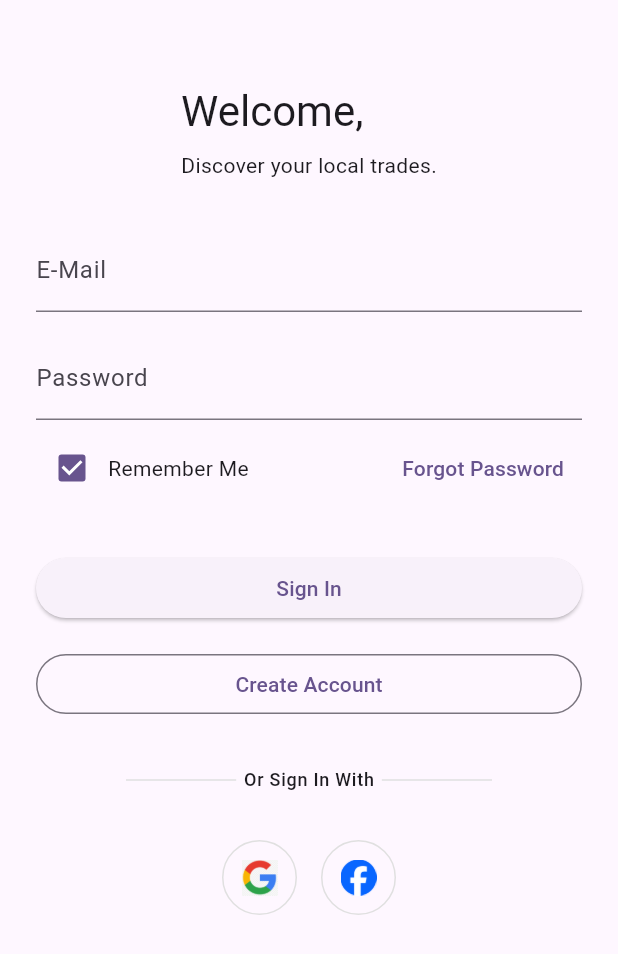
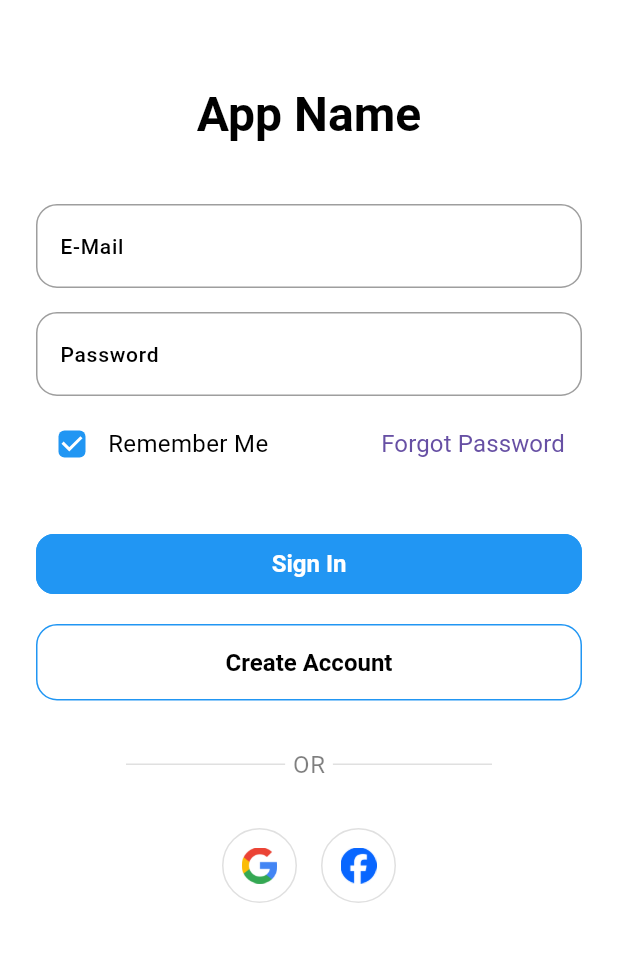
Before and after one commit to AlexanderGeorge102934/westloopmart, a Flutter app: the screen it shows after launch, on a phone screen of 412 x 824 dp. Shown: the top 954 px of the screen. Run offline on Flutter 3.47's test engine with Material 3 defaults, Android fonts, the phone set to English and light mode, and no system bars; our stand-ins replace get; Roboto replaces fonts that are missing (Poppins).

Commit message:
Tweaked to make theme mode better for login

```diff
--- a/lib/common/widgets/form_divider.dart
+++ b/lib/common/widgets/form_divider.dart
@@ -21,7 +21,7 @@ class TFormDivider extends StatelessWidget {
       mainAxisAlignment: MainAxisAlignment.center,
       children: [
         Flexible(child: Divider(color: dark ? TColors.darkGrey: TColors.grey, thickness: 1.0, indent: 60, endIndent: 5)),
-        Text(TTexts.orSignInWith.capitalize!, style: Theme.of(context).textTheme.labelMedium,),
+        Text(TTexts.orSignInWith, style: Theme.of(context).textTheme.labelMedium,),
         Flexible(child: Divider(color: dark ? TColors.darkGrey: TColors.grey, thickness: 1.0, indent: 5, endIndent: 60)),
       ],
     );
--- a/lib/features/authentication/screens/login/Widgets/login_header.dart
+++ b/lib/features/authentication/screens/login/Widgets/login_header.dart
@@ -12,15 +12,11 @@ class TLoginHeader extends StatelessWidget {
   @override
   Widget build(BuildContext context) {
     return Column(
-      crossAxisAlignment: CrossAxisAlignment.start,
+      crossAxisAlignment: CrossAxisAlignment.center,
       children: [
-        // Image(
-        //   height: 150,
-        //   image: AssetImage(dark ? TImages.lightAppLogo : TImages.darkAppLogo),
-        // ),
-        Text(TTexts.loginTitle, style: Theme.of(context).textTheme.headlineMedium),
+        Text(TTexts.appName, style: Theme.of(context).textTheme.headlineLarge),
         const SizedBox(height: TSizes.sm),
-        Text(TTexts.loginSubTitle, style: Theme.of(context).textTheme.bodyMedium),
+        // Text(TTexts.loginSubTitle, style: Theme.of(context).textTheme.bodyMedium),
       ],
     );
   }
--- a/lib/main.dart
+++ b/lib/main.dart
@@ -1,5 +1,6 @@
 import 'package:flutter/material.dart';
 import 'package:startup_app/features/authentication/screens/login/login.dart';
+import 'package:startup_app/theme/theme.dart';
 
 void main() {
   runApp(const MyApp());
@@ -12,26 +13,11 @@ class MyApp extends StatelessWidget {
   @override
   Widget build(BuildContext context) {
     return MaterialApp(
+      debugShowCheckedModeBanner: false,
       title: 'Flutter Demo',
-      theme: ThemeData(
-        // This is the theme of your application.
-        //
-        // TRY THIS: Try running your application with "flutter run". You'll see
-        // the application has a purple toolbar. Then, without quitting the app,
-        // try changing the seedColor in the colorScheme below to Colors.green
-        // and then invoke "hot reload" (save your changes or press the "hot
-        // reload" button in a Flutter-supported IDE, or press "r" if you used
-        // the command line to start the app).
-        //
-        // Notice that the counter didn't reset back to zero; the application
-        // state is not lost during the reload. To reset the state, use hot
-        // restart instead.
-        //
-        // This works for code too, not just values: Most code changes can be
-        // tested with just a hot reload.
-        colorScheme: ColorScheme.fromSeed(seedColor: Colors.deepPurple),
-        useMaterial3: true,
-      ),
+      themeMode: ThemeMode.system,
+      theme: TAppTheme.lightTheme,
+      darkTheme: TAppTheme.darkTheme,
       home: const LoginScreen(),
     );
   }
--- a/lib/theme/custom_themes/text_field_theme.dart
+++ b/lib/theme/custom_themes/text_field_theme.dart
@@ -39,10 +39,10 @@ class TTextFormFieldTheme{
     errorMaxLines: 2,
     prefixIconColor: Colors.grey,
     suffixIconColor: Colors.grey,
-    labelStyle: const TextStyle().copyWith(fontSize: 14, color: Colors.black),
-    hintStyle: const TextStyle().copyWith(fontSize: 14, color: Colors.black),
+    labelStyle: const TextStyle().copyWith(fontSize: 14, color: Colors.white),
+    hintStyle: const TextStyle().copyWith(fontSize: 14, color: Colors.white),
     errorStyle: const TextStyle().copyWith(fontStyle: FontStyle.normal),
-    floatingLabelStyle: const TextStyle().copyWith(color: Colors.black.withOpacity(0.8)),
+    floatingLabelStyle: const TextStyle().copyWith(color: Colors.white.withOpacity(0.8)),
     border: const OutlineInputBorder().copyWith(
         borderRadius: BorderRadius.circular(14),
         borderSide: const BorderSide(width: 1, color: Colors.grey)
@@ -53,7 +53,7 @@ class TTextFormFieldTheme{
     ),
     focusedBorder: const OutlineInputBorder().copyWith(
         borderRadius: BorderRadius.circular(14),
-        borderSide: const BorderSide(width: 1, color: Colors.black12)
+        borderSide: const BorderSide(width: 1, color: Colors.white12)
     ),
     errorBorder: const OutlineInputBorder().copyWith(
         borderRadius: BorderRadius.circular(14),
--- a/lib/utils/constants/texts.dart
+++ b/lib/utils/constants/texts.dart
@@ -8,6 +8,7 @@ class TTexts {
   static const String loginTitle = "Welcome,";
   static const String loginSubTitle = "Discover your local trades."; //Change to something better
   static const String signUpTitle = "Create an account";
+  static const String appName = "App Name";
 
 
   //Authentication Form Text
@@ -22,7 +23,7 @@ class TTexts {
   static const String forgotPassword = "Forgot Password";
   static const String signIn = "Sign In";
   static const String createAccount = "Create Account";
-  static const String orSignInWith = "or sign in with";
+  static const String orSignInWith = "OR";
   static const String orSignUpWith = "or sign up with";
   static const String iAgreeTo = "I agree to";
   static const String privacyPolicy = "Privacy Policy";
```
Also changed, not shown: assets/logos/google-icon.png.
